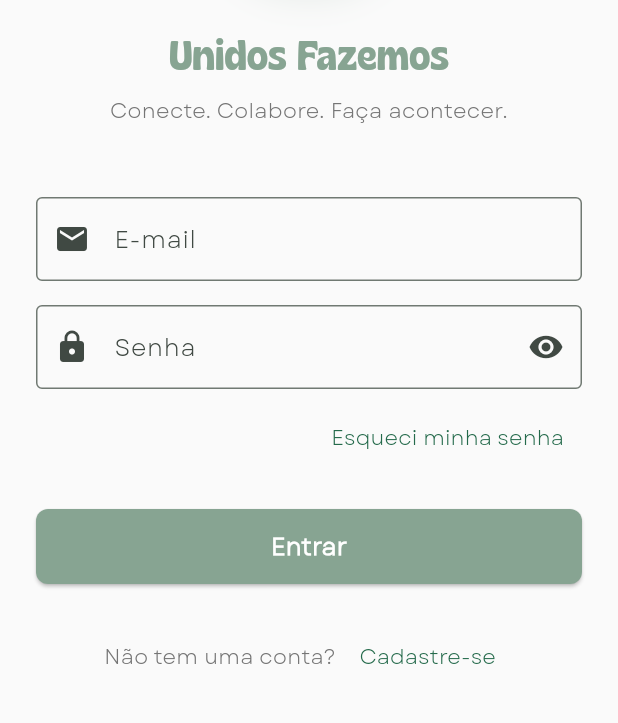
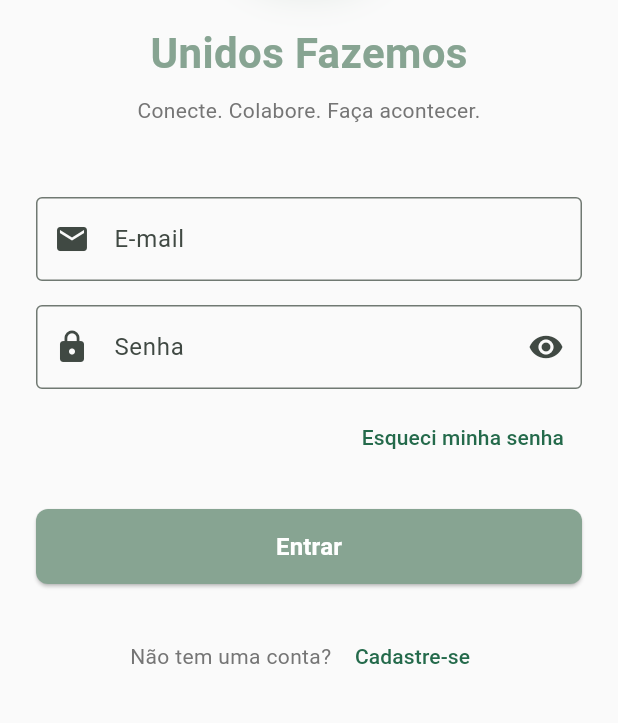
Before and after one commit to samaraguindani/czddfsf, a Flutter app: the screen it shows after launch, on a phone screen of 412 x 824 dp, the part 289-1012 px from its top. Run offline on Flutter 3.47's test engine with Material 3 defaults, Android fonts, the phone set to English and light mode, and no system bars; our stand-ins replace flutter_spinkit, font_awesome_flutter, supabase_flutter; accounts and stored records are empty.

```diff
--- a/lib/main.dart
+++ b/lib/main.dart
@@ -37,64 +37,11 @@ class UNIFAZApp extends StatelessWidget {
             brightness: Brightness.light,
           ),
           useMaterial3: true,
-          fontFamily: 'Garet',
-          textTheme: const TextTheme(
-            // Títulos - Gliker
-            titleLarge: TextStyle(
-              fontFamily: 'Gliker',
-              fontSize: 20,
-              fontWeight: FontWeight.bold,
-            ),
-            headlineLarge: TextStyle(
-              fontFamily: 'Gliker',
-              fontSize: 32,
-              fontWeight: FontWeight.bold,
-            ),
-            headlineMedium: TextStyle(
-              fontFamily: 'Gliker',
-              fontSize: 28,
-              fontWeight: FontWeight.bold,
-            ),
-            headlineSmall: TextStyle(
-              fontFamily: 'Gliker',
-              fontSize: 24,
-              fontWeight: FontWeight.bold,
-            ),
-            titleMedium: TextStyle(
-              fontFamily: 'Gliker',
-              fontSize: 18,
-              fontWeight: FontWeight.bold,
-            ),
-            titleSmall: TextStyle(
-              fontFamily: 'Gliker',
-              fontSize: 16,
-              fontWeight: FontWeight.bold,
-            ),
-            // Textos normais - Garet Book
-            bodyLarge: TextStyle(
-              fontFamily: 'Garet',
-              fontSize: 16,
-            ),
-            bodyMedium: TextStyle(
-              fontFamily: 'Garet',
-              fontSize: 14,
-            ),
-            bodySmall: TextStyle(
-              fontFamily: 'Garet',
-              fontSize: 12,
-            ),
-          ),
           appBarTheme: const AppBarTheme(
             centerTitle: true,
             elevation: 0,
             backgroundColor: Color(0xFF87a492),
             foregroundColor: Colors.white,
-            titleTextStyle: TextStyle(
-              fontFamily: 'Gliker',
-              fontSize: 20,
-              fontWeight: FontWeight.bold,
-              color: Colors.white,
-            ),
           ),
           elevatedButtonTheme: ElevatedButtonThemeData(
             style: ElevatedButton.styleFrom(
--- a/lib/pages/home_screen.dart
+++ b/lib/pages/home_screen.dart
@@ -164,7 +164,6 @@ class HomeContentScreen extends StatelessWidget {
                                   const Text(
                                     'Unidos Fazemos',
                                     style: TextStyle(
-                                      fontFamily: 'Gliker',
                                       color: Colors.white,
                                       fontSize: 18,
                                       fontWeight: FontWeight.bold,
@@ -246,7 +245,6 @@ class HomeContentScreen extends StatelessWidget {
                             const Text(
                               'Trabalhos Voluntários',
                               style: TextStyle(
-                                fontFamily: 'Gliker',
                                 color: Colors.white,
                                 fontSize: 20,
                                 fontWeight: FontWeight.bold,
@@ -280,7 +278,6 @@ class HomeContentScreen extends StatelessWidget {
               const Text(
                 'Navegação Rápida',
                 style: TextStyle(
-                  fontFamily: 'Gliker',
                   fontSize: 20,
                   fontWeight: FontWeight.bold,
                   color: Colors.black87,
@@ -352,7 +349,6 @@ class HomeContentScreen extends StatelessWidget {
                     const Text(
                       'Como funciona?',
                       style: TextStyle(
-                        fontFamily: 'Gliker',
                         fontSize: 18,
                         fontWeight: FontWeight.bold,
                         color: Colors.black87,
@@ -473,7 +469,6 @@ class HomeContentScreen extends StatelessWidget {
               Text(
                 title,
                 style: const TextStyle(
-                  fontFamily: 'Gliker',
                   fontSize: 16,
                   fontWeight: FontWeight.w600,
                   color: Colors.black87,
--- a/lib/pages/login_screen.dart
+++ b/lib/pages/login_screen.dart
@@ -77,7 +77,6 @@ class _LoginScreenState extends State<LoginScreen> {
                   const Text(
                     'Unidos Fazemos',
                     style: TextStyle(
-                      fontFamily: 'Gliker',
                       fontSize: 28,
                       fontWeight: FontWeight.bold,
                       color: Color(0xFF87a492),
--- a/lib/pages/request_detail_screen.dart
+++ b/lib/pages/request_detail_screen.dart
@@ -40,7 +40,6 @@ class RequestDetailScreen extends StatelessWidget {
                     Text(
                       request.title,
                       style: const TextStyle(
-                        fontFamily: 'Gliker',
                         fontSize: 24,
                         fontWeight: FontWeight.bold,
                         color: Colors.black87,
@@ -203,7 +202,6 @@ class RequestDetailScreen extends StatelessWidget {
                         const Text(
                           'Descrição',
                           style: TextStyle(
-                            fontFamily: 'Gliker',
                             fontSize: 18,
                             fontWeight: FontWeight.bold,
                             color: Colors.black87,
@@ -252,7 +250,6 @@ class RequestDetailScreen extends StatelessWidget {
                         const Text(
                           'Tipo de Cobrança',
                           style: TextStyle(
-                            fontFamily: 'Gliker',
                             fontSize: 18,
                             fontWeight: FontWeight.bold,
                             color: Colors.black87,
@@ -308,7 +305,6 @@ class RequestDetailScreen extends StatelessWidget {
                         const Text(
                           'Contato',
                           style: TextStyle(
-                            fontFamily: 'Gliker',
                             fontSize: 18,
                             fontWeight: FontWeight.bold,
                             color: Colors.black87,
--- a/lib/pages/service_detail_screen.dart
+++ b/lib/pages/service_detail_screen.dart
@@ -40,7 +40,6 @@ class ServiceDetailScreen extends StatelessWidget {
                     Text(
                       service.title,
                       style: const TextStyle(
-                        fontFamily: 'Gliker',
                         fontSize: 24,
                         fontWeight: FontWeight.bold,
                         color: Colors.black87,
@@ -183,7 +182,6 @@ class ServiceDetailScreen extends StatelessWidget {
                         const Text(
                           'Descrição',
                           style: TextStyle(
-                            fontFamily: 'Gliker',
                             fontSize: 18,
                             fontWeight: FontWeight.bold,
                             color: Colors.black87,
@@ -232,7 +230,6 @@ class ServiceDetailScreen extends StatelessWidget {
                         const Text(
                           'Disponibilidade',
                           style: TextStyle(
-                            fontFamily: 'Gliker',
                             fontSize: 18,
                             fontWeight: FontWeight.bold,
                             color: Colors.black87,
@@ -281,7 +278,6 @@ class ServiceDetailScreen extends StatelessWidget {
                         const Text(
                           'Contato',
                           style: TextStyle(
-                            fontFamily: 'Gliker',
                             fontSize: 18,
                             fontWeight: FontWeight.bold,
                             color: Colors.black87,
--- a/lib/pages/signup_screen.dart
+++ b/lib/pages/signup_screen.dart
@@ -93,7 +93,6 @@ class _SignUpScreenState extends State<SignUpScreen> {
               const Text(
                 'Criar Conta',
                 style: TextStyle(
-                  fontFamily: 'Gliker',
                   fontSize: 28,
                   fontWeight: FontWeight.bold,
                   color: Color(0xFF87a492),
--- a/lib/widgets/request_card.dart
+++ b/lib/widgets/request_card.dart
@@ -39,7 +39,6 @@ class RequestCard extends StatelessWidget {
                     child: Text(
                       request.title,
                       style: const TextStyle(
-                        fontFamily: 'Gliker',
                         fontSize: 18,
                         fontWeight: FontWeight.bold,
                       ),
--- a/lib/widgets/service_card.dart
+++ b/lib/widgets/service_card.dart
@@ -39,7 +39,6 @@ class ServiceCard extends StatelessWidget {
                     child: Text(
                       service.title,
                       style: const TextStyle(
-                        fontFamily: 'Gliker',
                         fontSize: 18,
                         fontWeight: FontWeight.bold,
                       ),
```
Also changed, not shown: lib/pages/explore_requests_screen.dart (+31 -0 lines), lib/pages/explore_services_screen.dart (+31 -0 lines), pubspec.yaml (+0 -11 lines), 1 other file.
